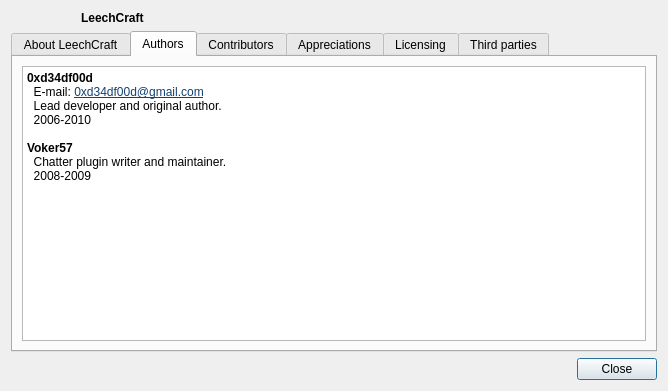
Above: src/aboutdialog.ui from 0xd34df00d/leechcraft before the change. Below: the same form after it.
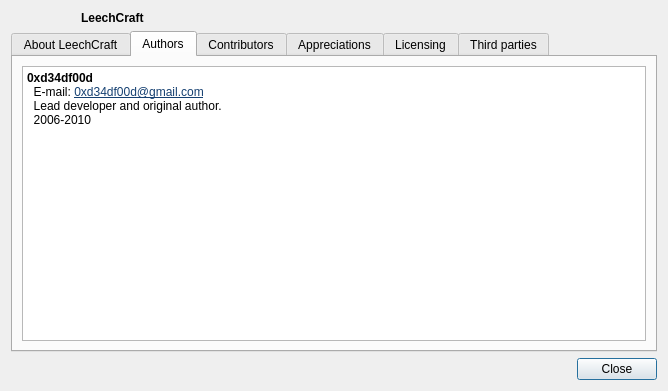
That is the form after the change. The open tabs and pages were chosen to show the change. Icons and pictures are not drawn.

Commit message:
Core: Voker57 moved to Contributors in About dlg.
Seems like he abandoned fsirc.

Diff of the .ui file:
```diff
--- a/src/aboutdialog.ui
+++ b/src/aboutdialog.ui
@@ -114,11 +114,7 @@
 &lt;p style=&quot; margin-top:0px; margin-bottom:0px; margin-left:0px; margin-right:0px; -qt-block-indent:0; text-indent:0px;&quot;&gt;&lt;span style=&quot; font-weight:600;&quot;&gt;0xd34df00d&lt;/span&gt;&lt;/p&gt;
 &lt;p style=&quot; margin-top:0px; margin-bottom:0px; margin-left:0px; margin-right:0px; -qt-block-indent:0; text-indent:0px;&quot;&gt;  E-mail: &lt;a href=&quot;mailto:0xd34df00d@gmail.com&quot;&gt;&lt;span style=&quot; text-decoration: underline; color:#154071;&quot;&gt;0xd34df00d@gmail.com&lt;/span&gt;&lt;/a&gt;&lt;/p&gt;
 &lt;p style=&quot; margin-top:0px; margin-bottom:0px; margin-left:0px; margin-right:0px; -qt-block-indent:0; text-indent:0px;&quot;&gt;  Lead developer and original author.&lt;/p&gt;
-&lt;p style=&quot; margin-top:0px; margin-bottom:0px; margin-left:0px; margin-right:0px; -qt-block-indent:0; text-indent:0px;&quot;&gt;  2006-2010&lt;/p&gt;
-&lt;p style=&quot;-qt-paragraph-type:empty; margin-top:0px; margin-bottom:0px; margin-left:0px; margin-right:0px; -qt-block-indent:0; text-indent:0px;&quot;&gt;&lt;/p&gt;
-&lt;p style=&quot; margin-top:0px; margin-bottom:0px; margin-left:0px; margin-right:0px; -qt-block-indent:0; text-indent:0px;&quot;&gt;&lt;span style=&quot; font-weight:600;&quot;&gt;Voker57&lt;/span&gt;&lt;/p&gt;
-&lt;p style=&quot; margin-top:0px; margin-bottom:0px; margin-left:0px; margin-right:0px; -qt-block-indent:0; text-indent:0px;&quot;&gt;  Chatter plugin writer and maintainer.&lt;/p&gt;
-&lt;p style=&quot; margin-top:0px; margin-bottom:0px; margin-left:0px; margin-right:0px; -qt-block-indent:0; text-indent:0px;&quot;&gt;  2008-2009&lt;/p&gt;&lt;/body&gt;&lt;/html&gt;</string>
+&lt;p style=&quot; margin-top:0px; margin-bottom:0px; margin-left:0px; margin-right:0px; -qt-block-indent:0; text-indent:0px;&quot;&gt;  2006-2010&lt;/p&gt;&lt;/body&gt;&lt;/html&gt;</string>
          </property>
          <property name="openLinks">
           <bool>false</bool>
```
Left out of the diff: 6 changed lines with no effect on the pictures.
